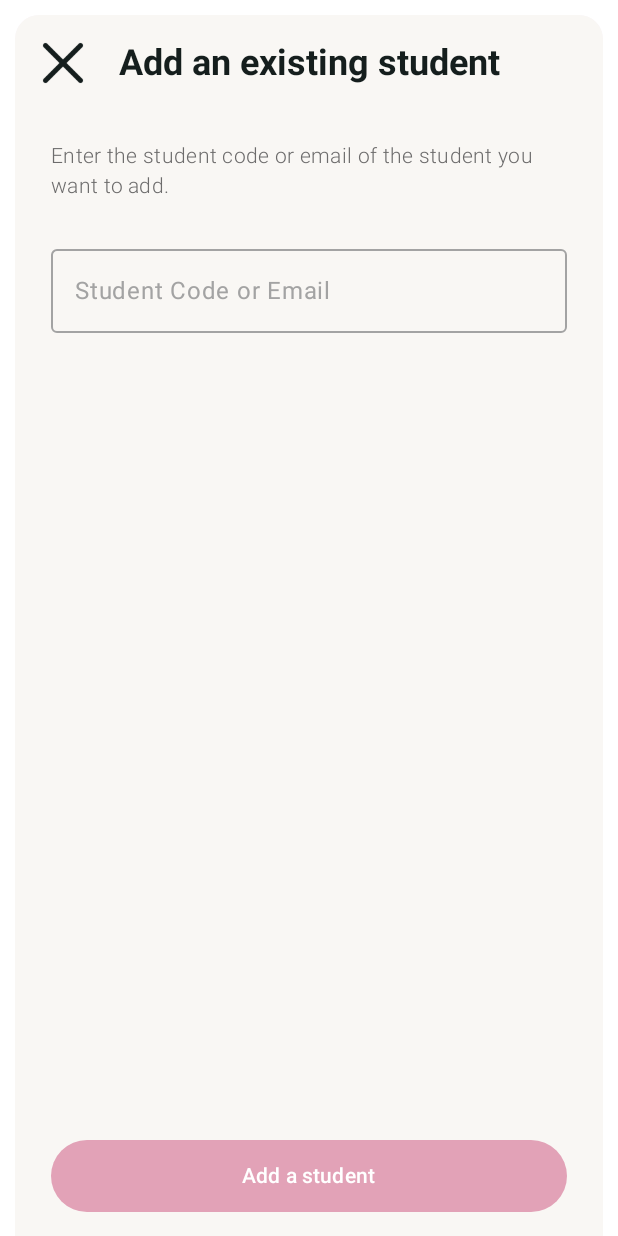
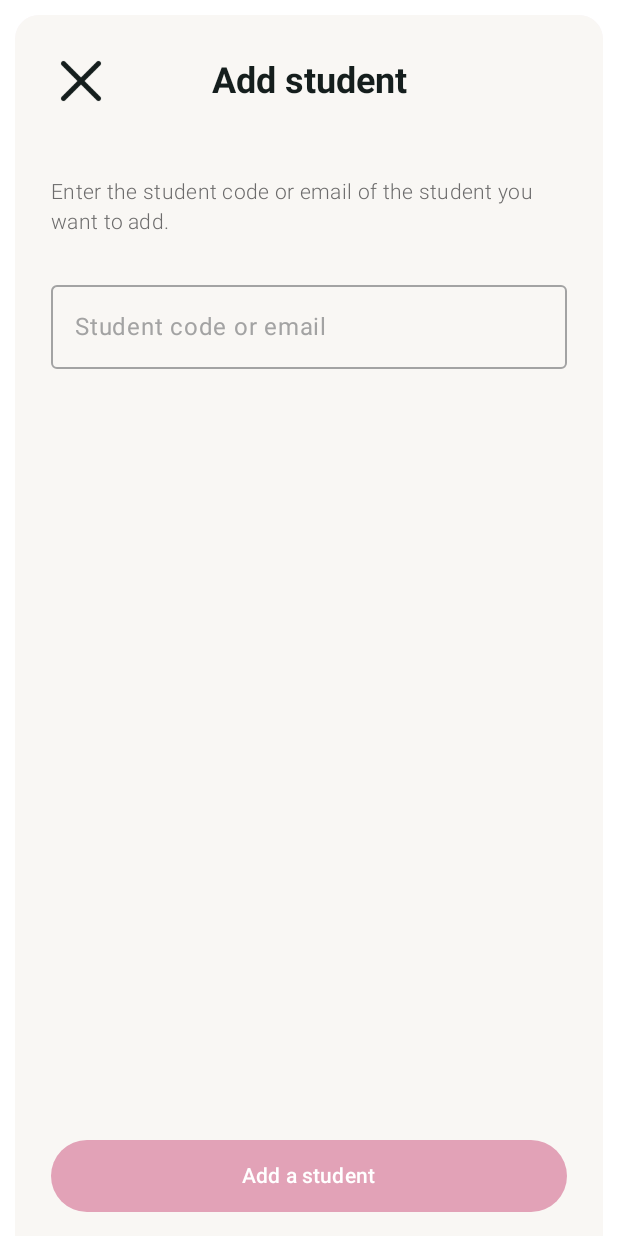
Before and after one commit to UrosLazarevic4906/Schoolink2, an Android app built with Jetpack Compose: the @Preview function AddExistingStudentOverlayPreview, on a phone screen of 412 x 824 dp. Run offline under Robolectric (Android 15) with nearby library versions, the phone set to English and light mode, and no system bars; Roboto replaces fonts that are not available here.

Commit message:
Fixed needed screens for management - student list

```diff
--- a/app/src/main/java/com/example/schoolink/ui/components/miscellaneous/TitleCard.kt
+++ b/app/src/main/java/com/example/schoolink/ui/components/miscellaneous/TitleCard.kt
@@ -29,7 +29,7 @@ fun TitleCard(
     Box(
         modifier = Modifier
             .fillMaxWidth()
-            .clickable { onClick() }
+//            .clickable { onClick() }
             .padding(8.dp)
     ) {
         if (icon != null) {
--- a/app/src/main/java/com/example/schoolink/ui/screens/management/overlay/AddExistingStudentOverlay.kt
+++ b/app/src/main/java/com/example/schoolink/ui/screens/management/overlay/AddExistingStudentOverlay.kt
@@ -50,7 +50,6 @@ fun AddExistingStudentOverlay(
     }
 
 
-
     val labelColor = when {
         credentials.isEmpty() -> Smoke
         areCredentialsValid -> Green
@@ -75,11 +74,16 @@ fun AddExistingStudentOverlay(
                 .background(Cream),
             verticalArrangement = Arrangement.SpaceBetween,
         ) {
-            TitleCard(
-                icon = painterResource(R.drawable.ic_close),
-                onClick = onDismiss,
-                title = "Add an existing student"
-            )
+
+            Column(
+                modifier = Modifier.padding(12.dp)
+            ) {
+                TitleCard(
+                    icon = painterResource(R.drawable.ic_close),
+                    onClick = onDismiss,
+                    title = "Add student"
+                )
+            }
 
             Column(
                 modifier = Modifier
@@ -100,7 +104,7 @@ fun AddExistingStudentOverlay(
                     onValueChange = {
                         credentials = it.trim()
                     },
-                    label = { Text("Student Code or Email") },
+                    label = { Text("Student code or email") },
                     modifier = Modifier.fillMaxWidth(),
                     colors = OutlinedTextFieldDefaults.colors(
                         focusedBorderColor = MaterialTheme.colorScheme.secondary,
```
Also changed, not shown: app/src/main/java/com/example/schoolink/ui/screens/management/overlay/CreateNewStudentOverlay.kt (+9 -6 lines), app/src/main/java/com/example/schoolink/ui/screens/management/screen/StudentListScreen.kt (+12 -5 lines).
